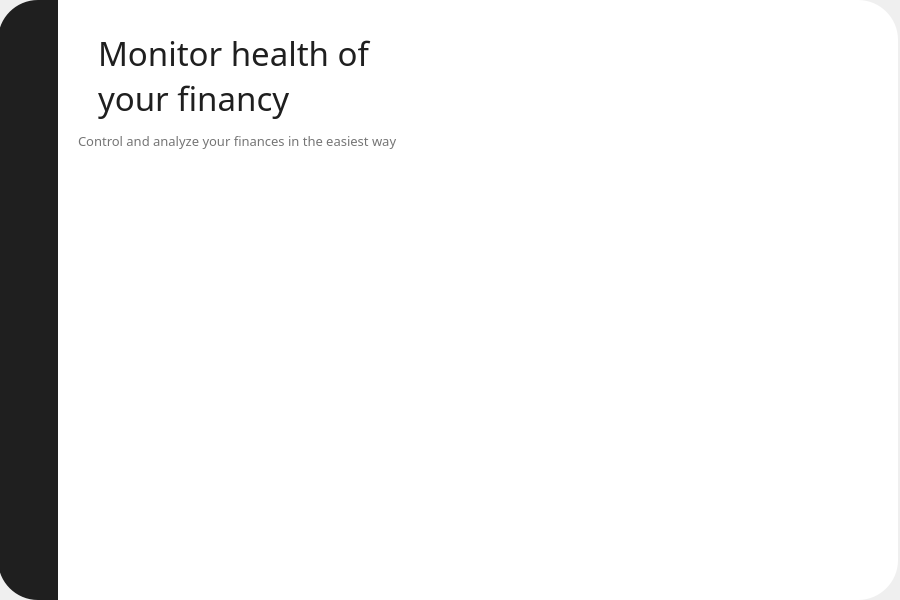
Before: the Qt Designer form mainwindow.ui in 262094/Financify, drawn with Qt 5.
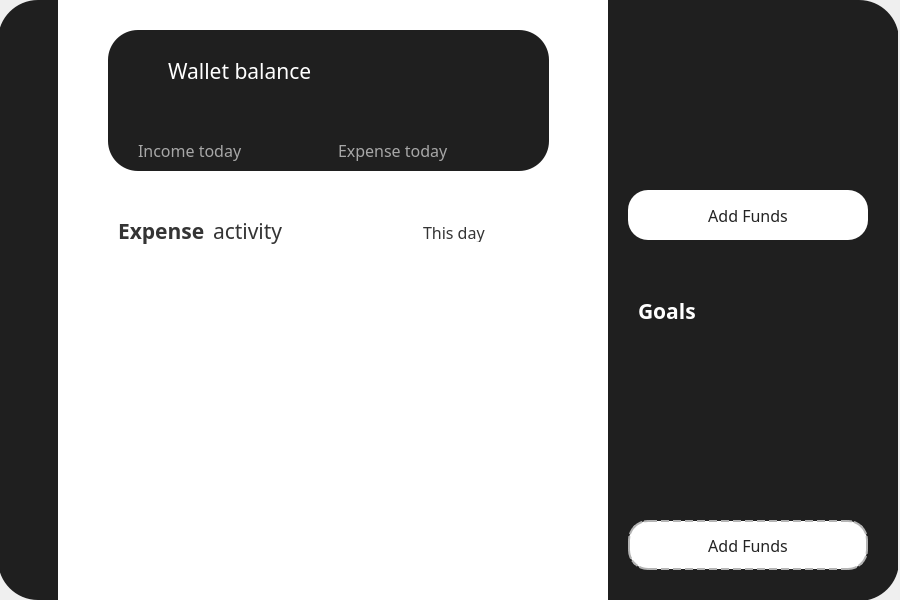
After: the same form once the commit is applied. The open tabs and pages were chosen to show the change. Icons and pictures are not drawn.

Patch:
```diff
--- a/mainwindow.ui
+++ b/mainwindow.ui
@@ -848,37 +848,6 @@
      <property name="font">
       <font/>
      </property>
-     <widget class="QPushButton" name="closeButton">
-      <property name="geometry">
-       <rect>
-        <x>840</x>
-        <y>30</y>
-        <width>28</width>
-        <height>28</height>
-       </rect>
-      </property>
-      <property name="styleSheet">
-       <string notr="true">QWidget#closeButton{
-	image:url(:/new/prefix1/icons/close.png);
-}
-
-QWidget#closeButton:hover{
-	image:url(:/new/prefix1/icons/close_pressed.png);
-}</string>
-      </property>
-      <property name="text">
-       <string/>
-      </property>
-      <property name="iconSize">
-       <size>
-        <width>20</width>
-        <height>20</height>
-       </size>
-      </property>
-      <property name="flat">
-       <bool>true</bool>
-      </property>
-     </widget>
      <widget class="QWidget" name="leftMenuWidget" native="true">
       <property name="enabled">
        <bool>true</bool>
@@ -927,13 +896,25 @@
        <property name="geometry">
         <rect>
          <x>16</x>
-         <y>70</y>
+         <y>130</y>
          <width>28</width>
          <height>28</height>
         </rect>
        </property>
        <property name="styleSheet">
-        <string notr="true">image:url(:/new/prefix1/icons/account.png)</string>
+        <string notr="true">QWidget#accountButton{
+image: url(:/new/prefix1/icons//user.svg);
+}
+QWidget#accountButton:checked{
+border: none;
+outline: none;
+	image: url(:/new/prefix1/icons/user_clicked.svg);
+}
+QWidget#accountButton:pressed{
+border: none;
+outline: none;
+	image: url(:/new/prefix1/icons/user_clicked.svg);
+}</string>
        </property>
        <property name="text">
         <string/>
@@ -944,6 +925,9 @@
          <height>20</height>
         </size>
        </property>
+       <property name="checkable">
+        <bool>true</bool>
+       </property>
        <property name="flat">
         <bool>true</bool>
        </property>
@@ -955,13 +939,25 @@
        <property name="geometry">
         <rect>
          <x>16</x>
-         <y>150</y>
+         <y>200</y>
          <width>28</width>
          <height>28</height>
         </rect>
        </property>
        <property name="styleSheet">
-        <string notr="true">image:url(:/new/prefix1/icons/chart.png)</string>
+        <string notr="true">QWidget#chartButton{
+	image: url(:/new/prefix1/icons/pie-chart.svg);
+}
+QWidget#chartButton:checked{
+border: none;
+outline: none;
+image: url(:/new/prefix1/icons/pie-chart_clicked.svg);
+}
+QWidget#chartButton:pressed{
+border: none;
+outline: none;
+image: url(:/new/prefix1/icons/pie-chart_clicked.svg);
+}</string>
        </property>
        <property name="text">
         <string/>
@@ -971,6 +967,55 @@
          <width>20</width>
          <height>20</height>
         </size>
+       </property>
+       <property name="checkable">
+        <bool>true</bool>
+       </property>
+       <property name="default">
+        <bool>false</bool>
+       </property>
+       <property name="flat">
+        <bool>true</bool>
+       </property>
+      </widget>
+      <widget class="QPushButton" name="homeButton">
+       <property name="geometry">
+        <rect>
+         <x>16</x>
+         <y>60</y>
+         <width>28</width>
+         <height>28</height>
+        </rect>
+       </property>
+       <property name="styleSheet">
+        <string notr="true">QWidget#homeButton{
+image: url(:/new/prefix1/icons/home.svg);
+}
+QWidget#homeButton:checked{
+border: none;
+outline: none;
+	image: url(:/new/prefix1/icons/home_clicked.svg);
+}
+QWidget#homeButton:pressed{
+border: none;
+outline: none;
+	image: url(:/new/prefix1/icons/home_clicked.svg);
+}</string>
+       </property>
+       <property name="text">
+        <string/>
+       </property>
+       <property name="iconSize">
+        <size>
+         <width>20</width>
+         <height>20</height>
+        </size>
+       </property>
+       <property name="checkable">
+        <bool>true</bool>
+       </property>
+       <property name="checked">
+        <bool>true</bool>
        </property>
        <property name="default">
         <bool>false</bool>
@@ -991,7 +1036,9 @@
       </property>
       <property name="font">
        <font>
-        <bold>true</bold>
+        <family>Poppins</family>
+        <pointsize>12</pointsize>
+        <bold>false</bold>
        </font>
       </property>
       <property name="styleSheet">
@@ -1002,56 +1049,444 @@
 }
 </string>
       </property>
-      <widget class="QLabel" name="mainLabel">
+      <widget class="QWidget" name="widget" native="true">
        <property name="geometry">
         <rect>
-         <x>40</x>
+         <x>50</x>
+         <y>210</y>
+         <width>441</width>
+         <height>351</height>
+        </rect>
+       </property>
+       <widget class="QLabel" name="mainLabel_2">
+        <property name="geometry">
+         <rect>
+          <x>10</x>
+          <y>0</y>
+          <width>91</width>
+          <height>41</height>
+         </rect>
+        </property>
+        <property name="font">
+         <font>
+          <family>Poppins ExtraBold</family>
+          <pointsize>16</pointsize>
+          <bold>true</bold>
+          <stylestrategy>PreferAntialias</stylestrategy>
+          <kerning>true</kerning>
+         </font>
+        </property>
+        <property name="styleSheet">
+         <string notr="true">color: rgb(52, 52, 52);</string>
+        </property>
+        <property name="text">
+         <string>Expense</string>
+        </property>
+       </widget>
+       <widget class="QLabel" name="mainLabel_9">
+        <property name="geometry">
+         <rect>
+          <x>105</x>
+          <y>0</y>
+          <width>91</width>
+          <height>41</height>
+         </rect>
+        </property>
+        <property name="font">
+         <font>
+          <family>Poppins</family>
+          <pointsize>16</pointsize>
+          <bold>false</bold>
+          <stylestrategy>PreferAntialias</stylestrategy>
+          <kerning>true</kerning>
+         </font>
+        </property>
+        <property name="styleSheet">
+         <string notr="true">color: rgb(52, 52, 52);
+</string>
+        </property>
+        <property name="text">
+         <string>activity</string>
+        </property>
+       </widget>
+       <widget class="QComboBox" name="comboBox">
+        <property name="geometry">
+         <rect>
+          <x>310</x>
+          <y>10</y>
+          <width>121</width>
+          <height>24</height>
+         </rect>
+        </property>
+        <property name="font">
+         <font>
+          <family>Poppins</family>
+          <pointsize>12</pointsize>
+         </font>
+        </property>
+        <property name="styleSheet">
+         <string notr="true">QComboBox {
+background-color: transparent;
+border: none;
+outline: none;
+color: rgb(52, 52, 52);
+}
+QComboBox:drop-down {
+background-color: transparent;
+border: none;
+color: rgb(52, 52, 52);
+outline: none;
+}
+QComboBox::down-arrow {
+	image: url(:/new/prefix1/icons/arrow-down.svg);
+}</string>
+        </property>
+        <item>
+         <property name="text">
+          <string>This day</string>
+         </property>
+        </item>
+        <item>
+         <property name="text">
+          <string>This week</string>
+         </property>
+        </item>
+        <item>
+         <property name="text">
+          <string>This month</string>
+         </property>
+        </item>
+        <item>
+         <property name="text">
+          <string>This year</string>
+         </property>
+        </item>
+       </widget>
+      </widget>
+      <widget class="QWidget" name="widget_2" native="true">
+       <property name="geometry">
+        <rect>
+         <x>50</x>
          <y>30</y>
-         <width>301</width>
-         <height>91</height>
+         <width>441</width>
+         <height>141</height>
         </rect>
        </property>
-       <property name="font">
-        <font>
-         <family>Poppins</family>
-         <pointsize>25</pointsize>
-         <stylestrategy>PreferAntialias</stylestrategy>
-         <kerning>true</kerning>
-        </font>
-       </property>
        <property name="styleSheet">
-        <string notr="true">color: rgb(31,31,31);
-</string>
+        <string notr="true">QWidget#widget_2{
+	background-color: rgb(31, 31, 31);
+border-radius: 30px;
+}</string>
        </property>
-       <property name="text">
-        <string>Monitor health of  
-your financy</string>
-       </property>
+       <widget class="QLabel" name="mainLabel_10">
+        <property name="geometry">
+         <rect>
+          <x>60</x>
+          <y>20</y>
+          <width>161</width>
+          <height>41</height>
+         </rect>
+        </property>
+        <property name="font">
+         <font>
+          <family>Poppins Medium</family>
+          <pointsize>16</pointsize>
+          <bold>false</bold>
+          <stylestrategy>PreferAntialias</stylestrategy>
+          <kerning>true</kerning>
+         </font>
+        </property>
+        <property name="styleSheet">
+         <string notr="true">QWidget#mainLabel_10{
+color: #fff;
+background-color:transparent;
+}</string>
+        </property>
+        <property name="text">
+         <string>Wallet balance</string>
+        </property>
+       </widget>
+       <widget class="QWidget" name="arrowUp" native="true">
+        <property name="geometry">
+         <rect>
+          <x>30</x>
+          <y>90</y>
+          <width>20</width>
+          <height>20</height>
+         </rect>
+        </property>
+        <property name="styleSheet">
+         <string notr="true">QWidget#arrowUp{
+image: url(:/new/prefix1/icons/arrow-up.svg);
+}</string>
+        </property>
+       </widget>
+       <widget class="QLabel" name="mainLabel_11">
+        <property name="geometry">
+         <rect>
+          <x>30</x>
+          <y>110</y>
+          <width>121</width>
+          <height>21</height>
+         </rect>
+        </property>
+        <property name="font">
+         <font>
+          <family>Poppins Medium</family>
+          <pointsize>12</pointsize>
+          <bold>false</bold>
+          <stylestrategy>PreferAntialias</stylestrategy>
+          <kerning>true</kerning>
+         </font>
+        </property>
+        <property name="styleSheet">
+         <string notr="true">QWidget#mainLabel_11{
+color: rgb(167, 167, 167);
+background-color:transparent;
+}</string>
+        </property>
+        <property name="text">
+         <string>Income today</string>
+        </property>
+       </widget>
+       <widget class="QWidget" name="arrowDown" native="true">
+        <property name="geometry">
+         <rect>
+          <x>230</x>
+          <y>90</y>
+          <width>20</width>
+          <height>20</height>
+         </rect>
+        </property>
+        <property name="styleSheet">
+         <string notr="true">QWidget#arrowDown{
+image: url(:/new/prefix1/icons/arrow-down_red.svg);
+}</string>
+        </property>
+       </widget>
+       <widget class="QLabel" name="mainLabel_12">
+        <property name="geometry">
+         <rect>
+          <x>230</x>
+          <y>110</y>
+          <width>121</width>
+          <height>21</height>
+         </rect>
+        </property>
+        <property name="font">
+         <font>
+          <family>Poppins Medium</family>
+          <pointsize>12</pointsize>
+          <bold>false</bold>
+          <stylestrategy>PreferAntialias</stylestrategy>
+          <kerning>true</kerning>
+         </font>
+        </property>
+        <property name="styleSheet">
+         <string notr="true">QWidget#mainLabel_12{
+color: rgb(167, 167, 167);
+background-color:transparent;
+}</string>
+        </property>
+        <property name="text">
+         <string>Expense today</string>
+        </property>
+       </widget>
       </widget>
-      <widget class="QLabel" name="mainLabel_2">
+      <widget class="QWidget" name="widget_3" native="true">
        <property name="geometry">
         <rect>
-         <x>20</x>
-         <y>130</y>
-         <width>341</width>
-         <height>21</height>
+         <x>550</x>
+         <y>0</y>
+         <width>291</width>
+         <height>601</height>
         </rect>
        </property>
-       <property name="font">
-        <font>
-         <family>Poppins</family>
-         <pointsize>10</pointsize>
-         <stylestrategy>PreferAntialias</stylestrategy>
-         <kerning>true</kerning>
-        </font>
-       </property>
        <property name="styleSheet">
-        <string notr="true">color: rgb(117, 117, 117);
+        <string notr="true">QWidget#widget_3{
+	background-color: rgb(31, 31, 31);
+border-top-right-radius:40px;
+border-bottom-right-radius:40px;
+}
 </string>
        </property>
-       <property name="text">
-        <string>Control and analyze your finances in the easiest way</string>
-       </property>
+       <widget class="QPushButton" name="closeButton">
+        <property name="geometry">
+         <rect>
+          <x>220</x>
+          <y>30</y>
+          <width>28</width>
+          <height>28</height>
+         </rect>
+        </property>
+        <property name="styleSheet">
+         <string notr="true">QWidget#closeButton{
+	image: url(:/new/prefix1/icons/close_2.png);
+}
+
+QWidget#closeButton:hover{
+	image:url(:/new/prefix1/icons/close_pressed.png);
+}
+
+QWidget#closeButton:pressed{
+border: none;
+outline: none;
+image:url(:/new/prefix1/icons/close_pressed.png);
+}
+</string>
+        </property>
+        <property name="text">
+         <string/>
+        </property>
+        <property name="iconSize">
+         <size>
+          <width>20</width>
+          <height>20</height>
+         </size>
+        </property>
+        <property name="flat">
+         <bool>true</bool>
+        </property>
+       </widget>
+       <widget class="QLabel" name="mainLabel_13">
+        <property name="geometry">
+         <rect>
+          <x>30</x>
+          <y>290</y>
+          <width>91</width>
+          <height>41</height>
+         </rect>
+        </property>
+        <property name="font">
+         <font>
+          <family>Poppins ExtraBold</family>
+          <pointsize>16</pointsize>
+          <bold>true</bold>
+          <stylestrategy>PreferAntialias</stylestrategy>
+          <kerning>true</kerning>
+         </font>
+        </property>
+        <property name="styleSheet">
+         <string notr="true">color: #fff;</string>
+        </property>
+        <property name="text">
+         <string>Goals</string>
+        </property>
+       </widget>
+       <widget class="QPushButton" name="addFundsButton">
+        <property name="geometry">
+         <rect>
+          <x>20</x>
+          <y>190</y>
+          <width>240</width>
+          <height>50</height>
+         </rect>
+        </property>
+        <property name="font">
+         <font>
+          <family>Poppins</family>
+          <pointsize>12</pointsize>
+          <bold>false</bold>
+         </font>
+        </property>
+        <property name="styleSheet">
+         <string notr="true">QWidget#addFundsButton{
+	background-color: rgb(255, 255, 255);
+	border-radius:20px;
+	color: rgb(35,35,35);
+}
+
+QWidget#addFundsButton:hover{
+	background-color: rgb(170, 170, 170);
+	border-radius:20px;
+	color: rgb(35,35,35);
+}</string>
+        </property>
+        <property name="text">
+         <string>Add Funds</string>
+        </property>
+        <property name="flat">
+         <bool>true</bool>
+        </property>
+       </widget>
+       <widget class="QWidget" name="plus" native="true">
+        <property name="geometry">
+         <rect>
+          <x>40</x>
+          <y>205</y>
+          <width>20</width>
+          <height>20</height>
+         </rect>
+        </property>
+        <property name="styleSheet">
+         <string notr="true">QWidget#plus{
+	image: url(:/new/prefix1/icons/plus.svg);
+}</string>
+        </property>
+       </widget>
+       <widget class="QWidget" name="plus_2" native="true">
+        <property name="geometry">
+         <rect>
+          <x>40</x>
+          <y>535</y>
+          <width>20</width>
+          <height>20</height>
+         </rect>
+        </property>
+        <property name="styleSheet">
+         <string notr="true">QWidget#plus_2{
+	image: url(:/new/prefix1/icons/plus.svg);
+}</string>
+        </property>
+       </widget>
+       <widget class="QPushButton" name="addGoalsButton">
+        <property name="geometry">
+         <rect>
+          <x>20</x>
+          <y>520</y>
+          <width>240</width>
+          <height>50</height>
+         </rect>
+        </property>
+        <property name="font">
+         <font>
+          <family>Poppins</family>
+          <pointsize>12</pointsize>
+          <bold>false</bold>
+         </font>
+        </property>
+        <property name="styleSheet">
+         <string notr="true">QWidget#addGoalsButton{
+	background-color: rgb(255, 255, 255);
+	border-radius:20px;
+	color: rgb(35,35,35);
+    border-width: 2px;
+    border-style:  dashed;
+    border-color:  rgb(179, 179, 179);
+}
+
+QWidget#addGoalsButton:hover{
+	background-color: rgb(170, 170, 170);
+	border-radius:20px;
+	color: rgb(35,35,35);
+    border-width: 2px;
+    border-style:  dashed;
+    border-color:  rgb(179, 179, 179);
+}</string>
+        </property>
+        <property name="text">
+         <string>Add Funds</string>
+        </property>
+        <property name="flat">
+         <bool>true</bool>
+        </property>
+       </widget>
+       <zorder>closeButton</zorder>
+       <zorder>mainLabel_13</zorder>
+       <zorder>addFundsButton</zorder>
+       <zorder>plus</zorder>
+       <zorder>addGoalsButton</zorder>
+       <zorder>plus_2</zorder>
       </widget>
      </widget>
      <zorder>leftMenuWidget</zorder>
```
Left out of the diff: 200 changed lines with no effect on the pictures.
